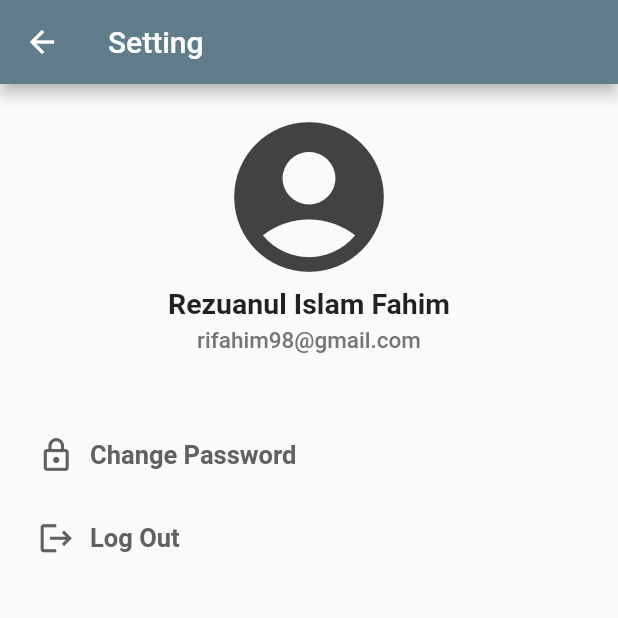
After one commit to Rezuanul-Islam-Fahim/anonymous_chat, a Flutter app: the SettingScreen screen opened directly, on a phone screen of 412 x 824 dp, the top half of it. The commit adds this screen. Run offline on Flutter 3.47's test engine with Material 2 defaults, Android fonts, the phone set to English and light mode, and no system bars; our stand-ins replace cloud_firestore, firebase_auth, firebase_core, firebase_database, shared_preferences; accounts and stored records are empty.

Commit message:
Build setting screen UI

```diff
--- a/lib/screens/chat.dart
+++ b/lib/screens/chat.dart
@@ -4,10 +4,9 @@ import 'package:flutter/material.dart';
 import 'package:firebase_auth/firebase_auth.dart';
 import 'package:firebase_database/firebase_database.dart';
 import 'package:cloud_firestore/cloud_firestore.dart';
-import 'package:shared_preferences/shared_preferences.dart';
 
 import '../components/message.dart';
-import 'login.dart';
+import 'setting.dart';
 
 class ChatScreen extends StatefulWidget {
   final UserCredential _loggedUser;
@@ -55,17 +54,6 @@ class _ChatScreenState extends State<ChatScreen> {
     }
   }
 
-  Future<void> _logOut() async {
-    final SharedPreferences _prefs = await SharedPreferences.getInstance();
-    _prefs.clear();
-    _auth.signOut();
-
-    Navigator.of(context).pushAndRemoveUntil(
-      MaterialPageRoute(builder: (_) => LoginScreen()),
-      (Route<dynamic> route) => false,
-    );
-  }
-
   @override
   void initState() {
     super.initState();
@@ -86,8 +74,12 @@ class _ChatScreenState extends State<ChatScreen> {
         title: Text('Chats'),
         actions: <Widget>[
           IconButton(
-            icon: Icon(Icons.logout),
-            onPressed: _logOut,
+            icon: Icon(Icons.settings),
+            onPressed: () {
+              Navigator.of(context).push(
+                MaterialPageRoute(builder: (_) => SettingScreen()),
+              );
+            },
           ),
         ],
       ),
--- /dev/null
+++ b/lib/screens/setting.dart
@@ -0,0 +1,102 @@
+import 'dart:async';
+
+import 'package:flutter/material.dart';
+import 'package:shared_preferences/shared_preferences.dart';
+import 'package:firebase_auth/firebase_auth.dart';
+
+import 'login.dart';
+
+class SettingScreen extends StatelessWidget {
+  final FirebaseAuth _auth = FirebaseAuth.instance;
+
+  Future<void> _logOut(BuildContext context) async {
+    final SharedPreferences _prefs = await SharedPreferences.getInstance();
+    _prefs.clear();
+    _auth.signOut();
+
+    Navigator.of(context).pushAndRemoveUntil(
+      MaterialPageRoute(builder: (_) => LoginScreen()),
+      (Route<dynamic> route) => false,
+    );
+  }
+
+  @override
+  Widget build(BuildContext context) {
+    return Scaffold(
+      appBar: AppBar(
+        title: Text('Setting'),
+      ),
+      body: Padding(
+        padding: const EdgeInsets.only(top: 15),
+        child: Column(
+          crossAxisAlignment: CrossAxisAlignment.center,
+          children: <Widget>[
+            Container(
+              alignment: Alignment.center,
+              child: Icon(
+                Icons.account_circle,
+                size: 120,
+                color: Colors.grey[800],
+              ),
+            ),
+            Text(
+              'Rezuanul Islam Fahim',
+              style: TextStyle(
+                fontSize: 19,
+                fontWeight: FontWeight.w600,
+              ),
+            ),
+            SizedBox(height: 5),
+            Text(
+              'rifahim98@gmail.com',
+              style: TextStyle(
+                fontSize: 15,
+                fontWeight: FontWeight.w500,
+                color: Colors.grey[600],
+              ),
+            ),
+            SizedBox(height: 40),
+            Column(
+              children: <Widget>[
+                SettingButtons(Icons.lock_outlined, 'Change Password'),
+                SettingButtons(Icons.logout, 'Log Out'),
+              ],
+            ),
+          ],
+        ),
+      ),
+    );
+  }
+}
+
+class SettingButtons extends StatelessWidget {
+  final dynamic icon;
+  final String label;
+
+  SettingButtons(this.icon, this.label);
+
+  @override
+  Widget build(BuildContext context) {
+    return InkWell(
+      splashColor: Colors.grey[350],
+      onTap: () => print('done'),
+      child: Container(
+        padding: EdgeInsets.symmetric(horizontal: 25, vertical: 15),
+        child: Row(
+          children: <Widget>[
+            Icon(icon, size: 25, color: Colors.grey[700]),
+            SizedBox(width: 10),
+            Text(
+              label,
+              style: TextStyle(
+                fontSize: 17,
+                fontWeight: FontWeight.w700,
+                color: Colors.grey[700],
+              ),
+            ),
+          ],
+        ),
+      ),
+    );
+  }
+}
```
